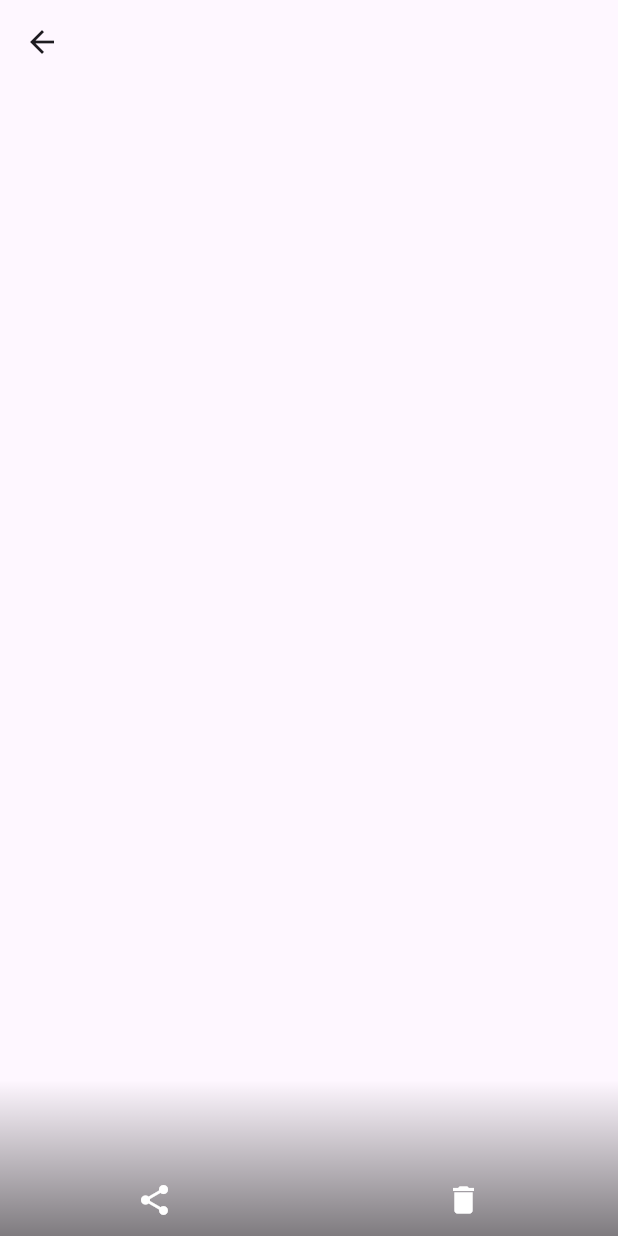
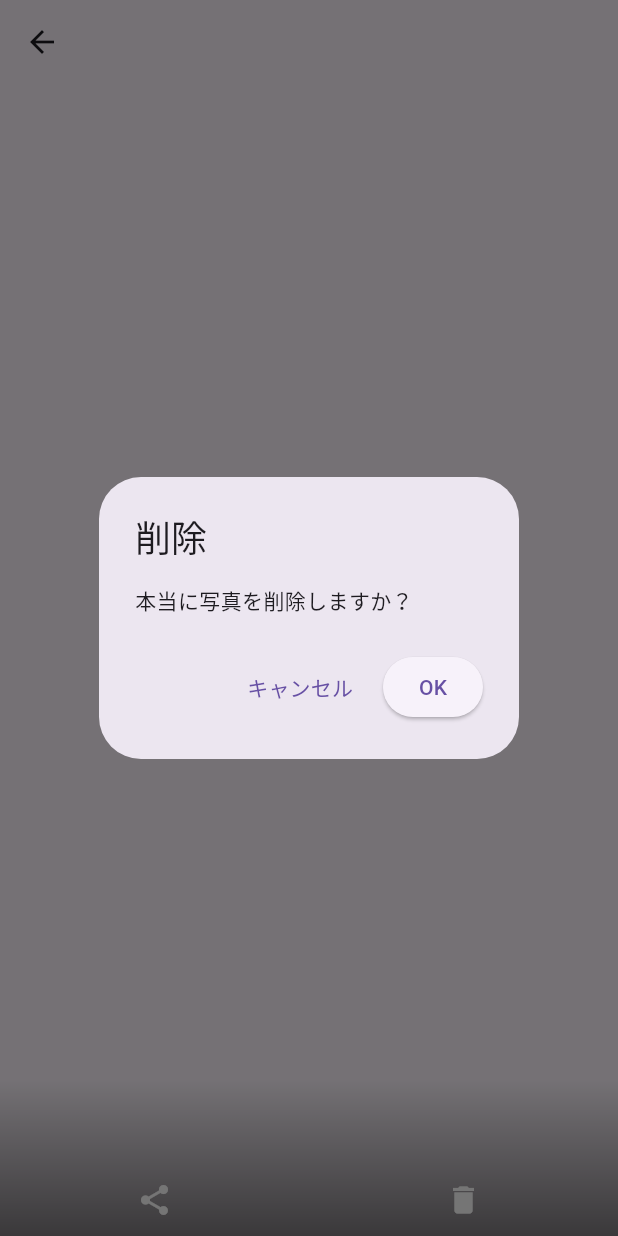
Before and after one commit to use-hunks/photo_app, a Flutter app: the PhotoViewScreen screen opened directly, after a tap on the "delete" icon, on a phone screen of 412 x 824 dp. Run offline on Flutter 3.47's test engine with Material 3 defaults, Android fonts, the phone set to English and light mode, and no system bars; our stand-ins replace cloud_firestore, firebase_auth, firebase_core, firebase_storage, flutter_dotenv, flutter_riverpod and 1 more; accounts and stored records are empty.

Commit message:
feat: 削除とサインアウト時に確認のダイアログを表示

```diff
--- a/lib/view/photo_view_screen.dart
+++ b/lib/view/photo_view_screen.dart
@@ -49,6 +49,31 @@
     await photoRepository!.deletePhoto(photo);
   }
 
+  void _showDeleteConfirmationDialog(BuildContext context) {
+    showDialog(
+      context: context,
+      builder: (context) => AlertDialog(
+        title: const Text("削除"),
+        content: const Text("本当に写真を削除しますか？"),
+        actions: <Widget>[
+          TextButton(
+            onPressed: () {
+              Navigator.of(context).pop();
+            },
+            child: const Text("キャンセル"),
+          ),
+          ElevatedButton(
+            onPressed: () {
+              _onTapDelete();
+              Navigator.of(context).pop();
+            },
+            child: const Text("OK"),
+          ),
+        ],
+      ),
+    );
+  }
+
   @override
   Widget build(BuildContext context) {
     return Scaffold(
@@ -97,11 +122,13 @@
                     mainAxisAlignment: MainAxisAlignment.spaceAround,
                     children: [
                       IconButton(
-                          onPressed: () => _onTapShare,
+                          onPressed: _onTapShare,
                           color: Colors.white,
                           icon: const Icon(Icons.share)),
                       IconButton(
-                          onPressed: () => _onTapDelete,
+                          onPressed: () {
+                            _showDeleteConfirmationDialog(context);
+                          },
                           color: Colors.white,
                           icon: const Icon(Icons.delete))
                     ],
```
Also changed, not shown: lib/view/photo_list_screen.dart (+25 -1 lines).
